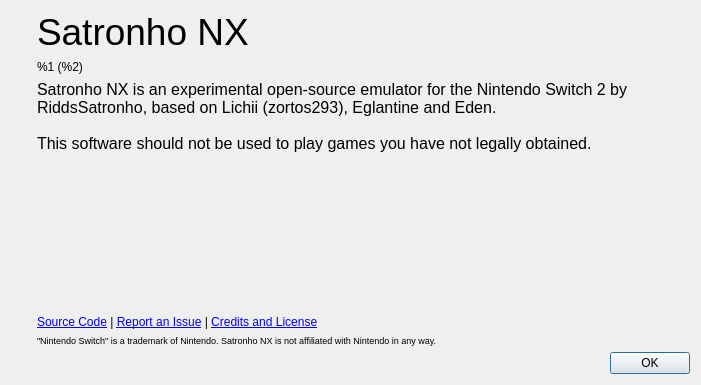
Qt form src/yuzu/aboutdialog.ui (Riddsc/satronho-nx) before a commit.
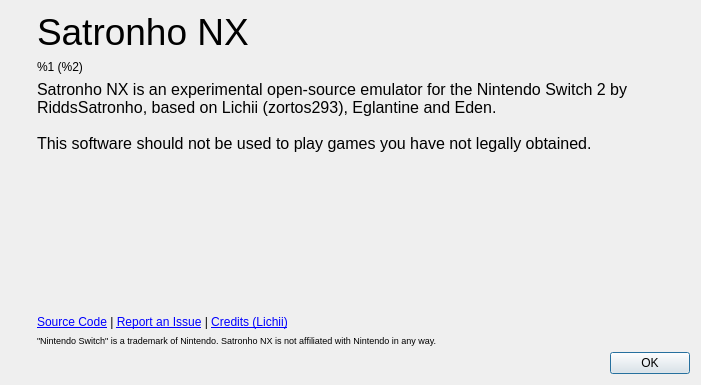
The same form after that commit. Icons and pictures are not drawn.

Commit message:
Marca Satronho NX en todo lo visible
Los textos que nombraban a Lichii, Eden o Eglantine como el programa en
uso dicen ahora Satronho NX: avisos de firmware y migracion, accesos
directos, multijugador, actualizador, cache de shaders, ayudas de
depuracion y el atajo de salir. El ejecutable de linea de comandos pasa a
satronho-cli.exe, el User-Agent a Satronho-NX, y los enlaces de Acerca de
apuntan al repositorio de Satronho NX con el credito a Lichii.

Se quita del menu de la lista de juegos el envio de informes de
compatibilidad, que iban al sitio de Lichii.

Patch:
```diff
--- a/src/yuzu/aboutdialog.ui
+++ b/src/yuzu/aboutdialog.ui
@@ -128,7 +128,7 @@
        <item>
         <widget class="QLabel" name="labelLinks">
          <property name="text">
-          <string>&lt;html&gt;&lt;body&gt;&lt;p&gt;&lt;a href=&quot;https://github.com/zortos293/Eglantine&quot;&gt;Source Code&lt;/a&gt; | &lt;a href=&quot;https://github.com/zortos293/Eglantine/issues&quot;&gt;Report an Issue&lt;/a&gt; | &lt;a href=&quot;https://github.com/zortos293/Eglantine#credits-and-license&quot;&gt;Credits and License&lt;/a&gt;&lt;/p&gt;&lt;/body&gt;&lt;/html&gt;</string>
+          <string>&lt;html&gt;&lt;body&gt;&lt;p&gt;&lt;a href=&quot;https://github.com/Riddsc/satronho-nx&quot;&gt;Source Code&lt;/a&gt; | &lt;a href=&quot;https://github.com/Riddsc/satronho-nx/issues&quot;&gt;Report an Issue&lt;/a&gt; | &lt;a href=&quot;https://github.com/zortos293/Lichii&quot;&gt;Credits (Lichii)&lt;/a&gt;&lt;/p&gt;&lt;/body&gt;&lt;/html&gt;</string>
          </property>
          <property name="openExternalLinks">
           <bool>true</bool>
```
The commit also changes 21 other files.
